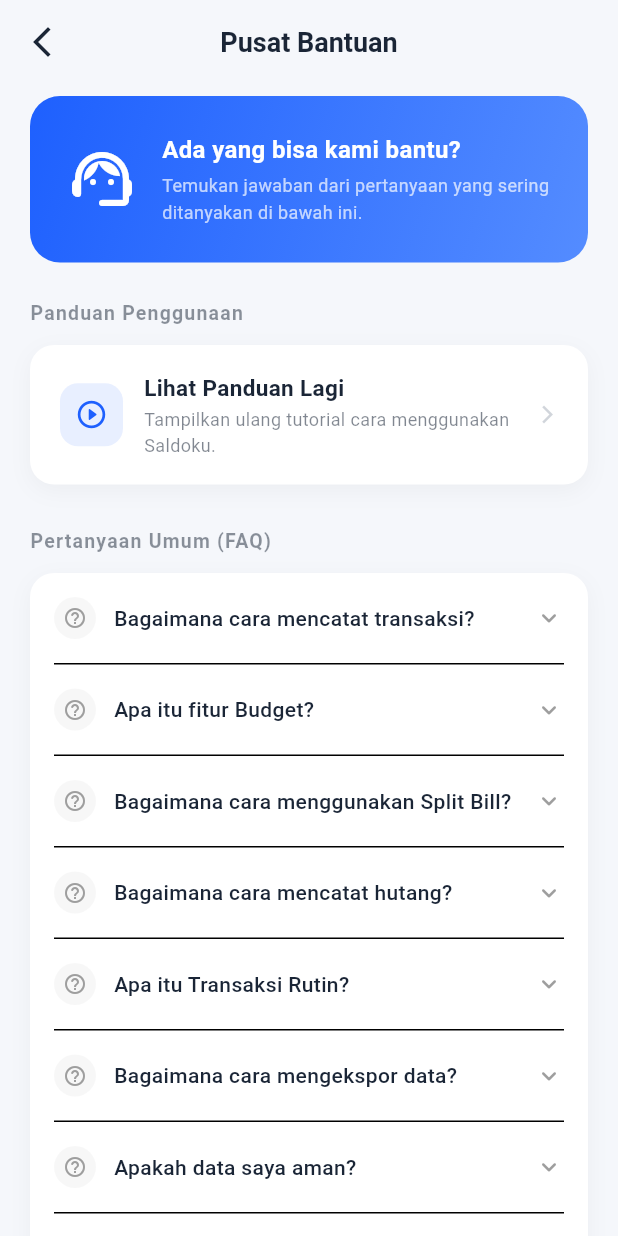
After one commit to zainalakbar/saldoku, a Flutter app: the HelpCenterScreen screen opened directly, on a phone screen of 412 x 824 dp. The commit adds this screen. Run offline on Flutter 3.47's test engine with Material 3 defaults, Android fonts, the phone set to English and light mode, and no system bars; our stand-ins replace fl_chart, image_cropper, image_picker, local_auth, pdf, printing and 3 more; accounts and stored records are empty.

Commit message:
pusat bantuan

```diff
--- a/lib/akun_screen.dart
+++ b/lib/akun_screen.dart
@@ -12,6 +12,7 @@ import 'screens/recurring_transactions_screen.dart';
 import 'screens/keamanan_screen.dart';
 import 'screens/edit_profile_screen.dart';
 import 'screens/notification_settings_screen.dart';
+import 'screens/help_center_screen.dart';
 
 class AkunScreen extends StatefulWidget {
   const AkunScreen({super.key});
@@ -64,7 +65,6 @@ class _AkunScreenState extends State<AkunScreen> {
                     _buildThemeToggle(context, themeProvider),
                     _buildMenuItem(context, Icons.autorenew, 'Transaksi Rutin', const Color(0xFF10B981)),
                     _buildMenuItem(context, Icons.notifications_none, 'Notifikasi', const Color(0xFFF59E0B)),
-                    _buildMenuItem(context, Icons.language, 'Bahasa', const Color(0xFF10B981)),
                   ],
                 ),
             const SizedBox(height: 24),
@@ -229,6 +229,11 @@ class _AkunScreenState extends State<AkunScreen> {
             Navigator.push(
               context,
               MaterialPageRoute(builder: (context) => const NotificationSettingsScreen()),
+            );
+          } else if (title == 'Pusat Bantuan') {
+            Navigator.push(
+              context,
+              MaterialPageRoute(builder: (context) => const HelpCenterScreen()),
             );
           } else if (title == 'Backup & Ekspor Data') {
             final csvData = Provider.of<TransactionProvider>(context, listen: false).exportToCSV();
--- /dev/null
+++ b/lib/screens/help_center_screen.dart
@@ -0,0 +1,462 @@
+import 'package:flutter/material.dart';
+import 'onboarding_screen.dart';
+
+class HelpCenterScreen extends StatefulWidget {
+  const HelpCenterScreen({super.key});
+
+  @override
+  State<HelpCenterScreen> createState() => _HelpCenterScreenState();
+}
+
+class _HelpCenterScreenState extends State<HelpCenterScreen> {
+  // Track which FAQ item is expanded
+  int? _expandedIndex;
+
+  final List<Map<String, String>> _faqs = [
+    {
+      'q': 'Bagaimana cara mencatat transaksi?',
+      'a':
+          'Tekan tombol + (plus) besar di bagian bawah layar. Pilih tipe transaksi (Pemasukan atau Pengeluaran), isi nominal, keterangan, kategori, dan tanggal, lalu tekan "Simpan Transaksi".',
+    },
+    {
+      'q': 'Apa itu fitur Budget?',
+      'a':
+          'Budget adalah batas maksimal pengeluaran per kategori dalam sebulan. Kamu bisa mengatur budget di bagian Dashboard atau Statistik. Saldo akan otomatis dipantau dan kamu akan diperingatkan jika mendekati batas.',
+    },
+    {
+      'q': 'Bagaimana cara menggunakan Split Bill?',
+      'a':
+          'Buka menu Split Bill dari fitur andalan di Dashboard. Masukkan total tagihan, jumlah orang, dan nama masing-masing. Aplikasi akan otomatis menghitung bagian setiap orang.',
+    },
+    {
+      'q': 'Bagaimana cara mencatat hutang?',
+      'a':
+          'Buka menu Hutang dari fitur andalan di Dashboard. Tambahkan data hutang (nama, nominal, tanggal jatuh tempo). Hutang yang lunas bisa ditandai agar riwayatnya tetap tersimpan.',
+    },
+    {
+      'q': 'Apa itu Transaksi Rutin?',
+      'a':
+          'Transaksi rutin adalah pengeluaran/pemasukan yang terjadi secara berkala, seperti bayar kos, langganan, atau gaji. Kamu bisa atur di menu Transaksi Rutin agar tidak lupa mencatatnya.',
+    },
+    {
+      'q': 'Bagaimana cara mengekspor data?',
+      'a':
+          'Buka Akun → Data & Dukungan → Backup & Ekspor Data. Data transaksimu akan dikonversi ke format CSV yang bisa dibuka di aplikasi spreadsheet seperti Excel atau Google Sheets.',
+    },
+    {
+      'q': 'Apakah data saya aman?',
+      'a':
+          'Ya. Semua data tersimpan secara lokal di perangkat kamu menggunakan database SQLite. Data tidak dikirim ke server manapun. Pastikan kamu rutin melakukan backup agar data tidak hilang.',
+    },
+    {
+      'q': 'Bagaimana cara mengaktifkan Mode Gelap?',
+      'a':
+          'Buka Akun → Keamanan & Pengaturan → toggle "Mode Gelap". Perubahan tampilan akan langsung terlihat tanpa perlu restart aplikasi.',
+    },
+  ];
+
+  @override
+  Widget build(BuildContext context) {
+    final isDark = Theme.of(context).brightness == Brightness.dark;
+
+    return Scaffold(
+      backgroundColor: Theme.of(context).scaffoldBackgroundColor,
+      appBar: AppBar(
+        backgroundColor: Theme.of(context).scaffoldBackgroundColor,
+        elevation: 0,
+        scrolledUnderElevation: 0,
+        leading: IconButton(
+          icon: Icon(Icons.arrow_back_ios_new,
+              color: Theme.of(context).colorScheme.onSurface),
+          onPressed: () => Navigator.pop(context),
+        ),
+        title: Text(
+          'Pusat Bantuan',
+          style: TextStyle(
+            color: Theme.of(context).colorScheme.onSurface,
+            fontWeight: FontWeight.bold,
+            fontSize: 18,
+          ),
+        ),
+        centerTitle: true,
+      ),
+      body: SingleChildScrollView(
+        padding: const EdgeInsets.only(bottom: 40),
+        child: Column(
+          crossAxisAlignment: CrossAxisAlignment.start,
+          children: [
+            // ── Hero Banner ──
+            Padding(
+              padding: const EdgeInsets.fromLTRB(20, 8, 20, 24),
+              child: Container(
+                width: double.infinity,
+                padding: const EdgeInsets.all(24),
+                decoration: BoxDecoration(
+                  gradient: const LinearGradient(
+                    colors: [Color(0xFF1E60FE), Color(0xFF548CFF)],
+                    begin: Alignment.topLeft,
+                    end: Alignment.bottomRight,
+                  ),
+                  borderRadius: BorderRadius.circular(20),
+                ),
+                child: Row(
+                  children: [
+                    const Icon(Icons.support_agent_rounded,
+                        color: Colors.white, size: 48),
+                    const SizedBox(width: 16),
+                    Expanded(
+                      child: Column(
+                        crossAxisAlignment: CrossAxisAlignment.start,
+                        children: const [
+                          Text(
+                            'Ada yang bisa kami bantu?',
+                            style: TextStyle(
+                              color: Colors.white,
+                              fontSize: 16,
+                              fontWeight: FontWeight.bold,
+                            ),
+                          ),
+                          SizedBox(height: 4),
+                          Text(
+                            'Temukan jawaban dari pertanyaan yang sering ditanyakan di bawah ini.',
+                            style:
+                                TextStyle(color: Colors.white70, fontSize: 12, height: 1.5),
+                          ),
+                        ],
+                      ),
+                    ),
+                  ],
+                ),
+              ),
+            ),
+
+            // ── Tombol Lihat Panduan ──
+            Padding(
+              padding: const EdgeInsets.symmetric(horizontal: 20),
+              child: _buildSectionTitle('Panduan Penggunaan'),
+            ),
+            const SizedBox(height: 12),
+            Padding(
+              padding: const EdgeInsets.symmetric(horizontal: 20),
+              child: GestureDetector(
+                onTap: () => Navigator.push(
+                  context,
+                  MaterialPageRoute(
+                      builder: (_) => const OnboardingScreen()),
+                ),
+                child: Container(
+                  padding: const EdgeInsets.symmetric(
+                      horizontal: 20, vertical: 18),
+                  decoration: BoxDecoration(
+                    color: Theme.of(context).colorScheme.surface,
+                    borderRadius: BorderRadius.circular(16),
+                    boxShadow: [
+                      BoxShadow(
+                        color: Colors.black.withOpacity(isDark ? 0.15 : 0.04),
+                        blurRadius: 12,
+                        offset: const Offset(0, 4),
+                      ),
+                    ],
+                  ),
+                  child: Row(
+                    children: [
+                      Container(
+                        padding: const EdgeInsets.all(10),
+                        decoration: BoxDecoration(
+                          color: const Color(0xFF1E60FE).withOpacity(0.1),
+                          borderRadius: BorderRadius.circular(12),
+                        ),
+                        child: const Icon(Icons.play_circle_outline_rounded,
+                            color: Color(0xFF1E60FE), size: 22),
+                      ),
+                      const SizedBox(width: 14),
+                      Expanded(
+                        child: Column(
+                          crossAxisAlignment: CrossAxisAlignment.start,
+                          children: [
+                            Text(
+                              'Lihat Panduan Lagi',
+                              style: TextStyle(
+                                fontSize: 15,
+                                fontWeight: FontWeight.w600,
+                                color: Theme.of(context).colorScheme.onSurface,
+                              ),
+                            ),
+                            const SizedBox(height: 2),
+                            Text(
+                              'Tampilkan ulang tutorial cara menggunakan Saldoku.',
+                              style: TextStyle(
+                                fontSize: 12,
+                                color: Theme.of(context)
+                                    .colorScheme
+                                    .onSurface
+                                    .withOpacity(0.55),
+                              ),
+                            ),
+                          ],
+                        ),
+                      ),
+                      const Icon(Icons.arrow_forward_ios,
+                          size: 14, color: Color(0xFFD1D5DB)),
+                    ],
+                  ),
+                ),
+              ),
+            ),
+            const SizedBox(height: 28),
+
+            // ── FAQ Section ──
+            Padding(
+              padding: const EdgeInsets.symmetric(horizontal: 20),
+              child: _buildSectionTitle('Pertanyaan Umum (FAQ)'),
+            ),
+            const SizedBox(height: 12),
+            Padding(
+              padding: const EdgeInsets.symmetric(horizontal: 20),
+              child: Container(
+                decoration: BoxDecoration(
+                  color: Theme.of(context).colorScheme.surface,
+                  borderRadius: BorderRadius.circular(16),
+                  boxShadow: [
+                    BoxShadow(
+                      color: Colors.black.withOpacity(isDark ? 0.15 : 0.04),
+                      blurRadius: 12,
+                      offset: const Offset(0, 4),
+                    ),
+                  ],
+                ),
+                child: Column(
+                  children: List.generate(_faqs.length, (index) {
+                    final isExpanded = _expandedIndex == index;
+                    final isLast = index == _faqs.length - 1;
+                    return Column(
+                      children: [
+                        InkWell(
+                          onTap: () {
+                            setState(() {
+                              _expandedIndex =
+                                  isExpanded ? null : index;
+                            });
+                          },
+                          borderRadius: BorderRadius.vertical(
+                            top: index == 0
+                                ? const Radius.circular(16)
+                                : Radius.zero,
+                            bottom: isLast
+                                ? const Radius.circular(16)
+                                : Radius.zero,
+                          ),
+                          child: Padding(
+                            padding: const EdgeInsets.symmetric(
+                                horizontal: 16, vertical: 16),
+                            child: Row(
+                              children: [
+                                Container(
+                                  padding: const EdgeInsets.all(6),
+                                  decoration: BoxDecoration(
+                                    color: isExpanded
+                                        ? const Color(0xFF1E60FE)
+                                            .withOpacity(0.1)
+                                        : Colors.grey.withOpacity(0.08),
+                                    shape: BoxShape.circle,
+                                  ),
+                                  child: Icon(
+                                    Icons.help_outline_rounded,
+                                    size: 16,
+                                    color: isExpanded
+                                        ? const Color(0xFF1E60FE)
+                                        : Colors.grey,
+                                  ),
+                                ),
+                                const SizedBox(width: 12),
+                                Expanded(
+                                  child: Text(
+                                    _faqs[index]['q']!,
+                                    style: TextStyle(
+                                      fontSize: 14,
+                                      fontWeight: isExpanded
+                                          ? FontWeight.w600
+                                          : FontWeight.w500,
+                                      color: isExpanded
+                                          ? const Color(0xFF1E60FE)
+                                          : Theme.of(context)
+                                              .colorScheme
+                                              .onSurface,
+                                    ),
+                                  ),
+                                ),
+                                const SizedBox(width: 8),
+                                AnimatedRotation(
+                                  turns: isExpanded ? 0.5 : 0,
+                                  duration:
+                                      const Duration(milliseconds: 250),
+                                  child: Icon(
+                                    Icons.keyboard_arrow_down_rounded,
+                                    color: isExpanded
+                                        ? const Color(0xFF1E60FE)
+                                        : Colors.grey,
+                                    size: 20,
+                                  ),
+                                ),
+                              ],
+                            ),
+                          ),
+                        ),
+                        AnimatedCrossFade(
+                          firstChild: const SizedBox.shrink(),
+                          secondChild: Container(
+                            width: double.infinity,
+                            margin: const EdgeInsets.only(
+                                left: 16, right: 16, bottom: 16),
+                            padding: const EdgeInsets.all(14),
+                            decoration: BoxDecoration(
+                              color: const Color(0xFF1E60FE).withOpacity(0.05),
+                              borderRadius: BorderRadius.circular(12),
+                              border: Border.all(
+                                  color: const Color(0xFF1E60FE)
+                                      .withOpacity(0.15)),
+                            ),
+                            child: Text(
+                              _faqs[index]['a']!,
+                              style: TextStyle(
+                                fontSize: 13,
+                                color: Theme.of(context)
+                                    .colorScheme
+                                    .onSurface
+                                    .withOpacity(0.7),
+                                height: 1.6,
+                              ),
+                            ),
+                          ),
+                          crossFadeState: isExpanded
+                              ? CrossFadeState.showSecond
+                              : CrossFadeState.showFirst,
+                          duration: const Duration(milliseconds: 250),
+                        ),
+                        if (!isLast)
+                          const Divider(height: 1, indent: 16, endIndent: 16),
+                      ],
+                    );
+                  }),
+                ),
+              ),
+            ),
+            const SizedBox(height: 28),
+
+            // ── Tentang Aplikasi ──
+            Padding(
+              padding: const EdgeInsets.symmetric(horizontal: 20),
+              child: _buildSectionTitle('Tentang Saldoku'),
+            ),
+            const SizedBox(height: 12),
+            Padding(
+              padding: const EdgeInsets.symmetric(horizontal: 20),
+              child: Container(
+                width: double.infinity,
+                padding: const EdgeInsets.all(20),
+                decoration: BoxDecoration(
+                  color: Theme.of(context).colorScheme.surface,
+                  borderRadius: BorderRadius.circular(16),
+                  boxShadow: [
+                    BoxShadow(
+                      color: Colors.black.withOpacity(isDark ? 0.15 : 0.04),
+                      blurRadius: 12,
+                      offset: const Offset(0, 4),
+                    ),
+                  ],
+                ),
+                child: Column(
+                  children: [
+                    // App logo
+                    Container(
+                      padding: const EdgeInsets.all(16),
+                      decoration: BoxDecoration(
+                        gradient: const LinearGradient(
+                          colors: [Color(0xFF1E60FE), Color(0xFF548CFF)],
+                          begin: Alignment.topLeft,
+                          end: Alignment.bottomRight,
+                        ),
+                        borderRadius: BorderRadius.circular(20),
+                      ),
+                      child: const Icon(Icons.account_balance_wallet_rounded,
+                          color: Colors.white, size: 36),
+                    ),
+                    const SizedBox(height: 14),
+                    const Text(
+                      'Saldoku',
+                      style: TextStyle(
+                          fontSize: 22, fontWeight: FontWeight.w900),
+                    ),
+                    const SizedBox(height: 4),
+                    Text(
+                      'Versi 1.0.0',
+                      style: TextStyle(
+                        fontSize: 13,
+                        color: Theme.of(context)
+                            .colorScheme
+                            .onSurface
+                            .withOpacity(0.5),
+                      ),
+                    ),
+                    const SizedBox(height: 16),
+                    const Divider(),
+                    const SizedBox(height: 12),
+                    _buildAboutRow(context, Icons.school_rounded,
+                        'Dibuat untuk', 'Tugas Kuliah Semester 4'),
+                    const SizedBox(height: 12),
+                    _buildAboutRow(context, Icons.code_rounded,
+                        'Dibangun dengan', 'Flutter & Dart'),
+                    const SizedBox(height: 12),
+                    _buildAboutRow(context, Icons.storage_rounded,
+                        'Penyimpanan', 'SQLite (Lokal)'),
+                    const SizedBox(height: 12),
+                    _buildAboutRow(context, Icons.shield_rounded,
+                        'Privasi', 'Data 100% tersimpan di perangkat'),
+                  ],
+                ),
+              ),
+            ),
+          ],
+        ),
+      ),
+    );
+  }
+
+  Widget _buildSectionTitle(String title) {
+    return Text(
+      title,
+      style: TextStyle(
+        fontSize: 13,
+        fontWeight: FontWeight.bold,
+        color: Theme.of(context).colorScheme.onSurface.withOpacity(0.5),
+        letterSpacing: 0.8,
+      ),
+    );
+  }
+
+  Widget _buildAboutRow(
+      BuildContext context, IconData icon, String label, String value) {
+    return Row(
+      children: [
+        Icon(icon, size: 18, color: const Color(0xFF1E60FE)),
+        const SizedBox(width: 12),
+        Text(
+          label,
+          style: TextStyle(
+            fontSize: 13,
+            color: Theme.of(context).colorScheme.onSurface.withOpacity(0.55),
+          ),
+        ),
+        const Spacer(),
+        Text(
+          value,
+          style: TextStyle(
+            fontSize: 13,
+            fontWeight: FontWeight.w600,
+            color: Theme.of(context).colorScheme.onSurface,
+          ),
+        ),
+      ],
+    );
+  }
+}
```
